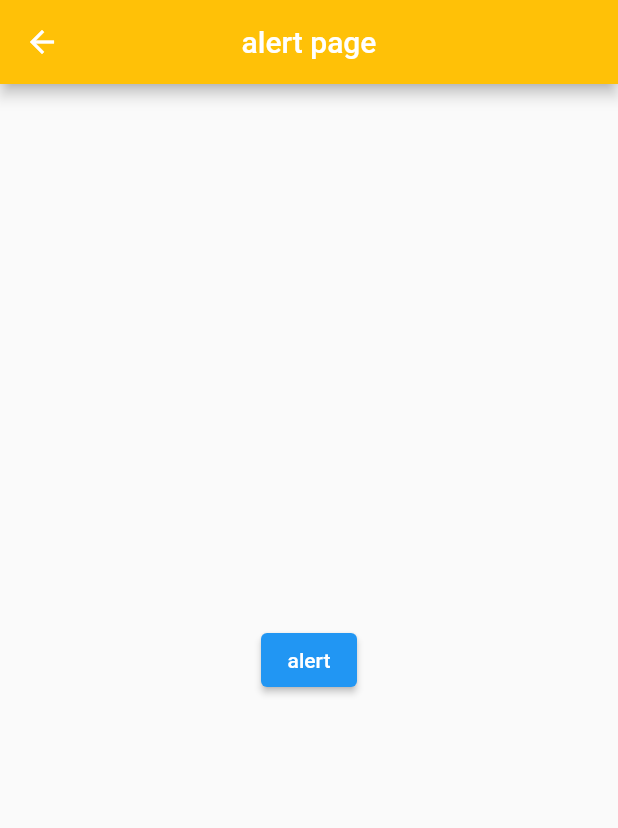
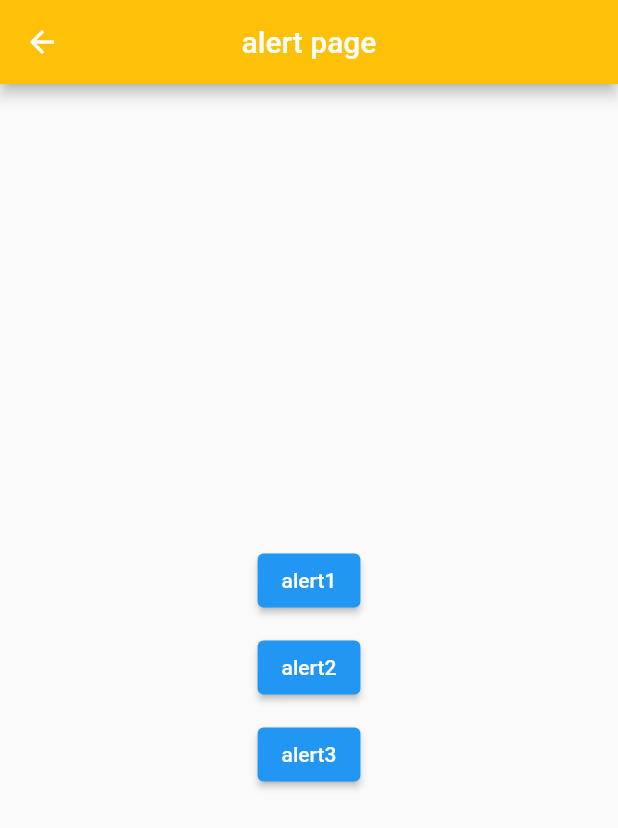
Before and after one commit to polluque/flutter_components_app-, a Flutter app: the AlertPage screen opened directly, on a phone screen of 412 x 824 dp. Shown: the top 828 px of the screen. Run offline on Flutter 3.47's test engine with Material 2 defaults, Android fonts, the phone set to English and light mode, and no system bars; our stand-ins replace google_fonts; missing offline and left inert: dart:js, dart:js_util; network calls fail.

Commit message:
flutter_components_v1.6

```diff
--- a/lib/pages/alert_page.dart
+++ b/lib/pages/alert_page.dart
@@ -54,12 +54,40 @@ ShowMyAlert (BuildContext context) {
           //centrando el boton de alert
           mainAxisAlignment: MainAxisAlignment.center,
           children: [
+            const SizedBox(
+                height: 10.0,
+              ),
+
             ElevatedButton(
               onPressed: () {
                 ShowMyAlert(context);
               },
-            child: Text('alert'),
+            child: Text('alert1'),
             ),
+          // alert 2
+          const SizedBox(
+                height: 10.0,
+              ),
+
+          ElevatedButton(
+              onPressed: () {
+                ShowMyAlert(context);
+              },
+            child: Text('alert2'),
+            ),
+          //alert 3
+          const SizedBox(
+                height: 10.0,
+              ),
+          ElevatedButton(
+              onPressed: () {
+                ShowMyAlert(context);
+              },
+            child: Text('alert3'),
+            ),
+
+            /////
+
           ],
         ),
       ),
```
